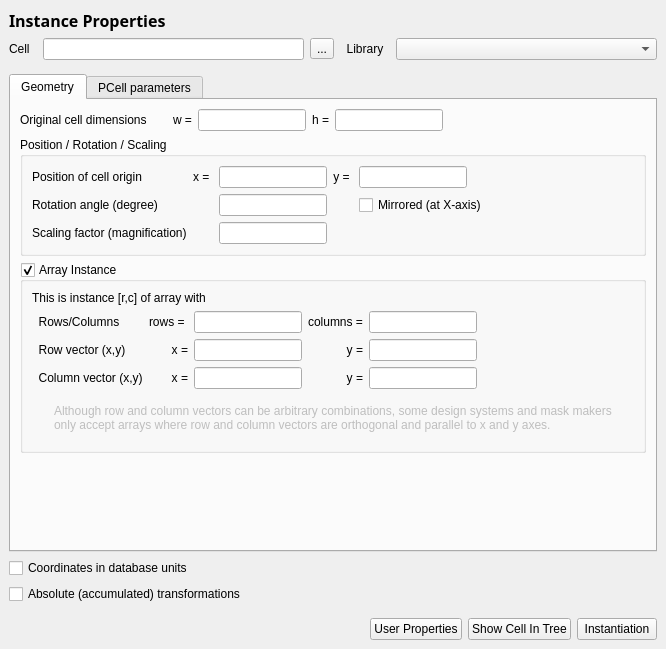
KLayout/klayout, file src/edt/edt/InstPropertiesPage.ui: the form before one commit.
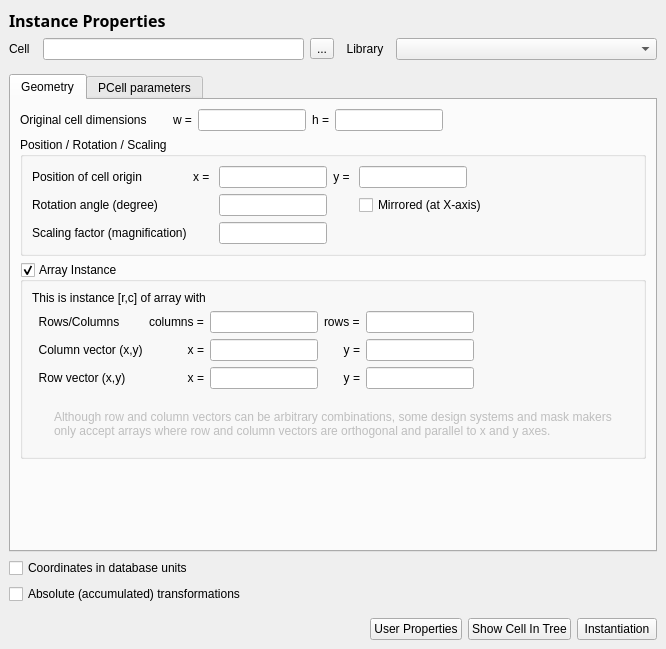
The form after the commit. Icons and pictures are not drawn. Custom widgets are drawn as their Qt base class.

Commit message: Issue-1356: Reversed row/column order for arrays

```diff
--- a/src/edt/edt/InstPropertiesPage.ui
+++ b/src/edt/edt/InstPropertiesPage.ui
@@ -455,51 +455,7 @@
           <property name="spacing">
            <number>6</number>
           </property>
-          <item row="2" column="2">
-           <widget class="QFrame" name="frame_7">
-            <property name="frameShape">
-             <enum>QFrame::NoFrame</enum>
-            </property>
-            <property name="frameShadow">
-             <enum>QFrame::Raised</enum>
-            </property>
-            <layout class="QVBoxLayout" name="verticalLayout_3">
-             <property name="leftMargin">
-              <number>0</number>
-             </property>
-             <property name="topMargin">
-              <number>0</number>
-             </property>
-             <property name="rightMargin">
-              <number>0</number>
-             </property>
-             <property name="bottomMargin">
-              <number>0</number>
-             </property>
-             <item>
-              <widget class="QLineEdit" name="row_x_le">
-               <property name="sizePolicy">
-                <sizepolicy hsizetype="Fixed" vsizetype="Fixed">
-                 <horstretch>1</horstretch>
-                 <verstretch>0</verstretch>
-                </sizepolicy>
-               </property>
-              </widget>
-             </item>
-            </layout>
-           </widget>
-          </item>
-          <item row="3" column="3">
-           <widget class="QLabel" name="label_15">
-            <property name="text">
-             <string>y =</string>
-            </property>
-            <property name="alignment">
-             <set>Qt::AlignRight|Qt::AlignTrailing|Qt::AlignVCenter</set>
-            </property>
-           </widget>
-          </item>
-          <item row="2" column="4">
+          <item row="3" column="5">
            <widget class="QFrame" name="frame_5">
             <property name="frameShape">
              <enum>QFrame::NoFrame</enum>
@@ -533,7 +489,48 @@
             </layout>
            </widget>
           </item>
-          <item row="2" column="5">
+          <item row="3" column="4">
+           <widget class="QLabel" name="label_10">
+            <property name="text">
+             <string>y =</string>
+            </property>
+            <property name="alignment">
+             <set>Qt::AlignRight|Qt::AlignTrailing|Qt::AlignVCenter</set>
+            </property>
+           </widget>
+          </item>
+          <item row="4" column="3">
+           <widget class="QFrame" name="frame_6">
+            <property name="frameShape">
+             <enum>QFrame::NoFrame</enum>
+            </property>
+            <property name="frameShadow">
+             <enum>QFrame::Raised</enum>
+            </property>
+            <layout class="QVBoxLayout" name="verticalLayout_2">
+             <property name="leftMargin">
+              <number>0</number>
+             </property>
+             <property name="topMargin">
+              <number>0</number>
+             </property>
+             <property name="rightMargin">
+              <number>0</number>
+             </property>
+             <property name="bottomMargin">
+              <number>0</number>
+             </property>
+            </layout>
+           </widget>
+          </item>
+          <item row="0" column="0" colspan="6">
+           <widget class="QLabel" name="inst_lbl">
+            <property name="text">
+             <string>This is instance [r,c] of array with</string>
+            </property>
+           </widget>
+          </item>
+          <item row="3" column="6">
            <spacer name="horizontalSpacer_2">
             <property name="orientation">
              <enum>Qt::Horizontal</enum>
@@ -546,16 +543,6 @@
             </property>
            </spacer>
           </item>
-          <item row="2" column="3">
-           <widget class="QLabel" name="label_10">
-            <property name="text">
-             <string>y =</string>
-            </property>
-            <property name="alignment">
-             <set>Qt::AlignRight|Qt::AlignTrailing|Qt::AlignVCenter</set>
-            </property>
-           </widget>
-          </item>
           <item row="1" column="0">
            <widget class="QLabel" name="label_4">
             <property name="text">
@@ -563,150 +550,14 @@
             </property>
            </widget>
           </item>
-          <item row="3" column="4">
-           <widget class="QFrame" name="frame_8">
-            <property name="frameShape">
-             <enum>QFrame::NoFrame</enum>
-            </property>
-            <property name="frameShadow">
-             <enum>QFrame::Raised</enum>
-            </property>
-            <layout class="QVBoxLayout" name="verticalLayout_4">
-             <property name="leftMargin">
-              <number>0</number>
-             </property>
-             <property name="topMargin">
-              <number>0</number>
-             </property>
-             <property name="rightMargin">
-              <number>0</number>
-             </property>
-             <property name="bottomMargin">
-              <number>0</number>
-             </property>
-             <item>
-              <widget class="QLineEdit" name="column_y_le">
-               <property name="sizePolicy">
-                <sizepolicy hsizetype="Fixed" vsizetype="Fixed">
-                 <horstretch>1</horstretch>
-                 <verstretch>0</verstretch>
-                </sizepolicy>
-               </property>
-              </widget>
-             </item>
-            </layout>
-           </widget>
-          </item>
-          <item row="1" column="2">
-           <widget class="QLineEdit" name="rows_le">
-            <property name="sizePolicy">
-             <sizepolicy hsizetype="Fixed" vsizetype="Fixed">
-              <horstretch>1</horstretch>
-              <verstretch>0</verstretch>
-             </sizepolicy>
-            </property>
-           </widget>
-          </item>
-          <item row="3" column="2">
-           <widget class="QFrame" name="frame_6">
-            <property name="frameShape">
-             <enum>QFrame::NoFrame</enum>
-            </property>
-            <property name="frameShadow">
-             <enum>QFrame::Raised</enum>
-            </property>
-            <layout class="QVBoxLayout" name="verticalLayout_2">
-             <property name="leftMargin">
-              <number>0</number>
-             </property>
-             <property name="topMargin">
-              <number>0</number>
-             </property>
-             <property name="rightMargin">
-              <number>0</number>
-             </property>
-             <property name="bottomMargin">
-              <number>0</number>
-             </property>
-             <item>
-              <widget class="QLineEdit" name="column_x_le">
-               <property name="sizePolicy">
-                <sizepolicy hsizetype="Fixed" vsizetype="Fixed">
-                 <horstretch>1</horstretch>
-                 <verstretch>0</verstretch>
-                </sizepolicy>
-               </property>
-              </widget>
-             </item>
-            </layout>
-           </widget>
-          </item>
           <item row="3" column="0">
-           <widget class="QLabel" name="label_16">
-            <property name="text">
-             <string>  Column vector (x,y)</string>
-            </property>
-           </widget>
-          </item>
-          <item row="3" column="1">
-           <widget class="QLabel" name="label_14">
-            <property name="text">
-             <string>x =</string>
-            </property>
-            <property name="alignment">
-             <set>Qt::AlignRight|Qt::AlignTrailing|Qt::AlignVCenter</set>
-            </property>
-           </widget>
-          </item>
-          <item row="2" column="1">
-           <widget class="QLabel" name="label_11">
-            <property name="text">
-             <string>x =</string>
-            </property>
-            <property name="alignment">
-             <set>Qt::AlignRight|Qt::AlignTrailing|Qt::AlignVCenter</set>
-            </property>
-           </widget>
-          </item>
-          <item row="0" column="0" colspan="5">
-           <widget class="QLabel" name="inst_lbl">
-            <property name="text">
-             <string>This is instance [r,c] of array with</string>
-            </property>
-           </widget>
-          </item>
-          <item row="1" column="4">
-           <widget class="QLineEdit" name="columns_le">
-            <property name="sizePolicy">
-             <sizepolicy hsizetype="Fixed" vsizetype="Fixed">
-              <horstretch>1</horstretch>
-              <verstretch>0</verstretch>
-             </sizepolicy>
-            </property>
-           </widget>
-          </item>
-          <item row="1" column="3">
-           <widget class="QLabel" name="label_8">
-            <property name="text">
-             <string>columns =</string>
-            </property>
-           </widget>
-          </item>
-          <item row="1" column="1">
-           <widget class="QLabel" name="label_6">
-            <property name="text">
-             <string>rows = </string>
-            </property>
-           </widget>
-          </item>
-          <item row="2" column="0">
            <widget class="QLabel" name="label_9">
             <property name="text">
              <string>  Row vector (x,y)</string>
             </property>
            </widget>
           </item>
-          <item row="4" column="0" colspan="6">
+          <item row="5" column="0" colspan="7">
            <widget class="QFrame" name="ortho_warning_frame">
             <property name="enabled">
              <bool>false</bool>
@@ -750,6 +601,155 @@
             </layout>
            </widget>
           </item>
+          <item row="2" column="4">
+           <widget class="QLabel" name="label_15">
+            <property name="text">
+             <string>y =</string>
+            </property>
+            <property name="alignment">
+             <set>Qt::AlignRight|Qt::AlignTrailing|Qt::AlignVCenter</set>
+            </property>
+           </widget>
+          </item>
+          <item row="2" column="0">
+           <widget class="QLabel" name="label_16">
+            <property name="text">
+             <string>  Column vector (x,y)</string>
+            </property>
+           </widget>
+          </item>
+          <item row="2" column="5">
+           <widget class="QLineEdit" name="column_y_le">
+            <property name="sizePolicy">
+             <sizepolicy hsizetype="Fixed" vsizetype="Fixed">
+              <horstretch>1</horstretch>
+              <verstretch>0</verstretch>
+             </sizepolicy>
+            </property>
+           </widget>
+          </item>
+          <item row="3" column="3">
+           <widget class="QFrame" name="frame_7">
+            <property name="frameShape">
+             <enum>QFrame::NoFrame</enum>
+            </property>
+            <property name="frameShadow">
+             <enum>QFrame::Raised</enum>
+            </property>
+            <layout class="QVBoxLayout" name="verticalLayout_3">
+             <property name="leftMargin">
+              <number>0</number>
+             </property>
+             <property name="topMargin">
+              <number>0</number>
+             </property>
+             <property name="rightMargin">
+              <number>0</number>
+             </property>
+             <property name="bottomMargin">
+              <number>0</number>
+             </property>
+             <item>
+              <widget class="QLineEdit" name="row_x_le">
+               <property name="sizePolicy">
+                <sizepolicy hsizetype="Fixed" vsizetype="Fixed">
+                 <horstretch>1</horstretch>
+                 <verstretch>0</verstretch>
+                </sizepolicy>
+               </property>
+              </widget>
+             </item>
+            </layout>
+           </widget>
+          </item>
+          <item row="1" column="4">
+           <widget class="QLabel" name="label_8">
+            <property name="text">
+             <string>rows =</string>
+            </property>
+           </widget>
+          </item>
+          <item row="4" column="5">
+           <widget class="QFrame" name="frame_8">
+            <property name="frameShape">
+             <enum>QFrame::NoFrame</enum>
+            </property>
+            <property name="frameShadow">
+             <enum>QFrame::Raised</enum>
+            </property>
+            <layout class="QVBoxLayout" name="verticalLayout_4">
+             <property name="leftMargin">
+              <number>0</number>
+             </property>
+             <property name="topMargin">
+              <number>0</number>
+             </property>
+             <property name="rightMargin">
+              <number>0</number>
+             </property>
+             <property name="bottomMargin">
+              <number>0</number>
+             </property>
+            </layout>
+           </widget>
+          </item>
+          <item row="1" column="5">
+           <widget class="QLineEdit" name="rows_le">
+            <property name="sizePolicy">
+             <sizepolicy hsizetype="Fixed" vsizetype="Fixed">
+              <horstretch>1</horstretch>
+              <verstretch>0</verstretch>
+             </sizepolicy>
+            </property>
+           </widget>
+          </item>
+          <item row="2" column="3">
+           <widget class="QLineEdit" name="column_x_le">
+            <property name="sizePolicy">
+             <sizepolicy hsizetype="Fixed" vsizetype="Fixed">
+              <horstretch>1</horstretch>
+              <verstretch>0</verstretch>
+             </sizepolicy>
+            </property>
+           </widget>
+          </item>
+          <item row="1" column="3">
+           <widget class="QLineEdit" name="columns_le">
+            <property name="sizePolicy">
+             <sizepolicy hsizetype="Fixed" vsizetype="Fixed">
+              <horstretch>1</horstretch>
+              <verstretch>0</verstretch>
+             </sizepolicy>
+            </property>
+           </widget>
+          </item>
+          <item row="1" column="1" colspan="2">
+           <widget class="QLabel" name="label_6">
+            <property name="text">
+             <string>columns =</string>
+            </property>
+           </widget>
+          </item>
+          <item row="2" column="1" colspan="2">
+           <widget class="QLabel" name="label_14">
+            <property name="text">
+             <string>x =</string>
+            </property>
+            <property name="alignment">
+             <set>Qt::AlignRight|Qt::AlignTrailing|Qt::AlignVCenter</set>
+            </property>
+           </widget>
+          </item>
+          <item row="3" column="1" colspan="2">
+           <widget class="QLabel" name="label_11">
+            <property name="text">
+             <string>x =</string>
+            </property>
+            <property name="alignment">
+             <set>Qt::AlignRight|Qt::AlignTrailing|Qt::AlignVCenter</set>
+            </property>
+           </widget>
+          </item>
          </layout>
         </widget>
        </item>
```
Left out of the diff: 8 changed lines with no effect on the pictures. The commit also changes 2 other files.
